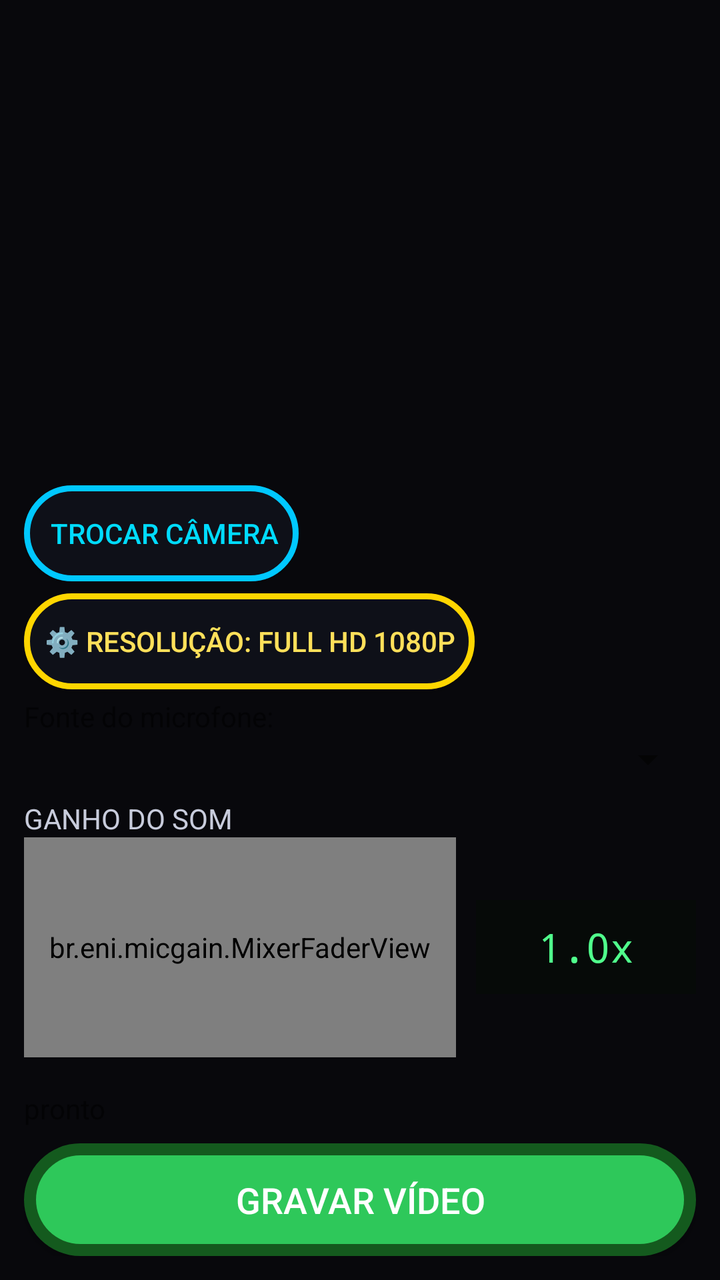
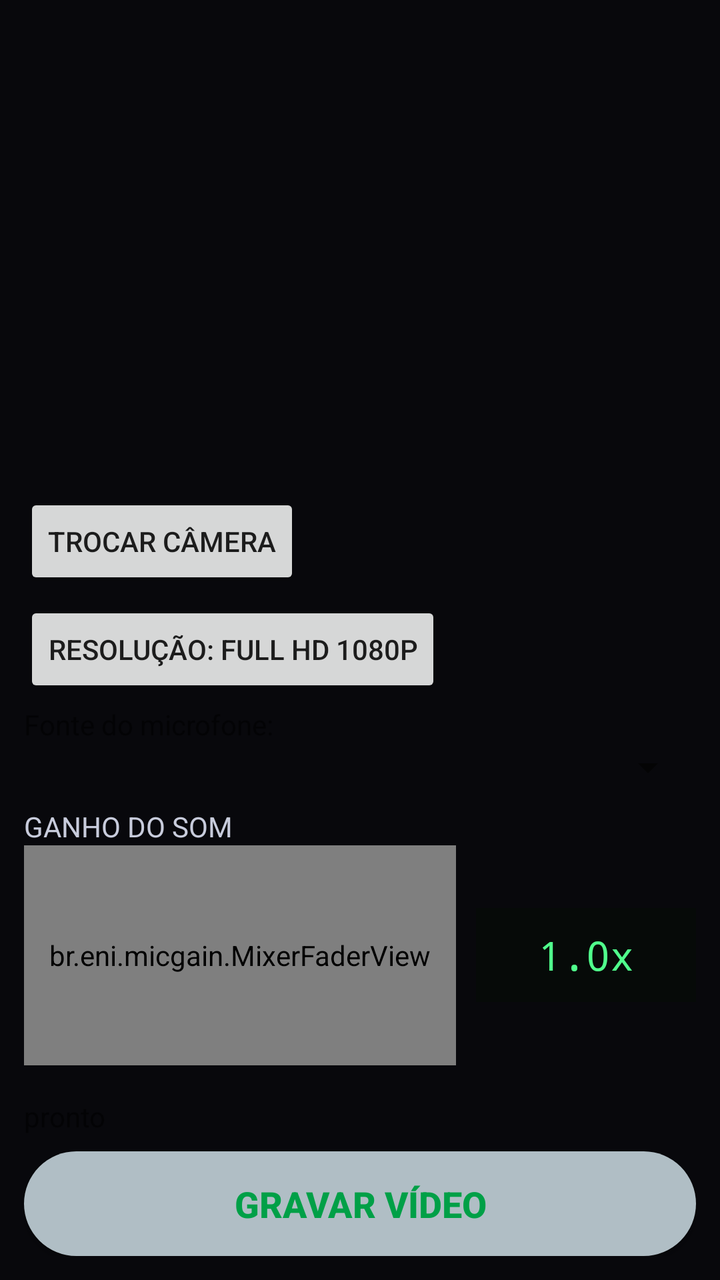

Before-and-after screenshots of an Android layout around one commit, followed by the original layout XML and the change that was made.
<!-- AndroidManifest.xml: application theme Theme.AppCompat.DayNight.NoActionBar -->
<!-- res/layout/activity_main.xml -->
<?xml version="1.0" encoding="utf-8"?>
<LinearLayout xmlns:android="http://schemas.android.com/apk/res/android"
    android:layout_width="match_parent" android:layout_height="match_parent"
    android:orientation="vertical" android:padding="12dp"
    android:keepScreenOn="true"
    android:background="#08080C">
    <TextureView android:id="@+id/tvPreview" android:layout_width="match_parent" android:layout_height="0dp" android:layout_weight="1"/>
    <Button android:id="@+id/btnTroca" android:layout_width="wrap_content" android:layout_height="wrap_content"
        android:background="@drawable/btn_outline_cyan" android:textColor="#00DCFF" android:padding="10dp" android:layout_marginTop="8dp"
        android:text="\uD83D\uDD04 Trocar câmera"/>
    <Button android:id="@+id/btnRes" android:layout_width="wrap_content" android:layout_height="wrap_content"
        android:background="@drawable/btn_outline_yellow" android:textColor="#FFE05A" android:padding="10dp" android:layout_marginTop="6dp"
        android:text="\u2699\uFE0F Resolução: Full HD 1080p"/>
    <TextView android:layout_width="wrap_content" android:layout_height="wrap_content" android:text="Fonte do microfone:" android:layout_marginTop="4dp"/>
    <Spinner android:id="@+id/spFonte" android:layout_width="match_parent" android:layout_height="wrap_content"/>
    <TextView android:layout_width="wrap_content" android:layout_height="wrap_content"
        android:text="GANHO DO SOM" android:textColor="#C8CCDC" android:layout_marginTop="8dp"/>
    <LinearLayout android:layout_width="match_parent" android:layout_height="wrap_content"
        android:orientation="horizontal" android:gravity="center_vertical" android:layout_marginBottom="10dp">
        <br.eni.micgain.MixerFaderView android:id="@+id/faderGanho"
            android:layout_width="0dp" android:layout_weight="1" android:layout_height="110dp"/>
        <TextView android:id="@+id/txtGanho" android:layout_width="110dp" android:layout_height="wrap_content"
            android:text="1.0x" android:textColor="#50FF8C" android:background="#060A08"
            android:gravity="center" android:padding="10dp" android:textSize="20sp" android:fontFamily="monospace"
            android:layout_marginStart="10dp"/>
    </LinearLayout>
    <TextView android:id="@+id/txtStatus" android:layout_width="wrap_content" android:layout_height="wrap_content" android:text="pronto" android:layout_marginTop="6dp"/>
    <Button android:id="@+id/btnRec" android:layout_width="match_parent" android:layout_height="wrap_content"
        android:background="@drawable/btn_gravar_neon" android:textColor="#FFFFFF" android:padding="16dp" android:layout_marginTop="8dp"
        android:textSize="18sp" android:text="GRAVAR VÍDEO"/>
</LinearLayout>
<!-- resources referenced by this layout -->
<resources>
  <!-- drawable btn_gravar_neon (drawable) -->
  <?xml version="1.0" encoding="utf-8"?>
  <layer-list xmlns:android="http://schemas.android.com/apk/res/android">
      <item>
          <shape>
              <solid android:color="#145A1E"/>
              <corners android:radius="44dp"/>
          </shape>
      </item>
      <item android:left="6dp" android:top="6dp" android:right="6dp" android:bottom="6dp">
          <shape>
              <solid android:color="#2EC85A"/>
              <corners android:radius="38dp"/>
          </shape>
      </item>
  </layer-list>
  <!-- drawable btn_outline_cyan (drawable) -->
  <?xml version="1.0" encoding="utf-8"?>
  <shape xmlns:android="http://schemas.android.com/apk/res/android">
      <solid android:color="#0E1018"/>
      <stroke android:width="3dp" android:color="#00C8FF"/>
      <corners android:radius="28dp"/>
  </shape>
  <!-- drawable btn_outline_yellow (drawable) -->
  <?xml version="1.0" encoding="utf-8"?>
  <shape xmlns:android="http://schemas.android.com/apk/res/android">
      <solid android:color="#0E1018"/>
      <stroke android:width="3dp" android:color="#FFD600"/>
      <corners android:radius="28dp"/>
  </shape>
</resources>

<!-- the commit's change to res/layout/activity_main.xml (unified diff, before → after) -->
@@ -6,11 +6,9 @@
     android:background="#08080C">
     <TextureView android:id="@+id/tvPreview" android:layout_width="match_parent" android:layout_height="0dp" android:layout_weight="1"/>
     <Button android:id="@+id/btnTroca" android:layout_width="wrap_content" android:layout_height="wrap_content"
-        android:background="@drawable/btn_outline_cyan" android:textColor="#00DCFF" android:padding="10dp" android:layout_marginTop="8dp"
-        android:text="\uD83D\uDD04 Trocar câmera"/>
+        android:layout_marginTop="8dp" android:text="Trocar câmera"/>
     <Button android:id="@+id/btnRes" android:layout_width="wrap_content" android:layout_height="wrap_content"
-        android:background="@drawable/btn_outline_yellow" android:textColor="#FFE05A" android:padding="10dp" android:layout_marginTop="6dp"
-        android:text="\u2699\uFE0F Resolução: Full HD 1080p"/>
+        android:layout_marginTop="6dp" android:text="Resolução: Full HD 1080p"/>
     <TextView android:layout_width="wrap_content" android:layout_height="wrap_content" android:text="Fonte do microfone:" android:layout_marginTop="4dp"/>
     <Spinner android:id="@+id/spFonte" android:layout_width="match_parent" android:layout_height="wrap_content"/>
     <TextView android:layout_width="wrap_content" android:layout_height="wrap_content"
@@ -26,6 +24,6 @@
     </LinearLayout>
     <TextView android:id="@+id/txtStatus" android:layout_width="wrap_content" android:layout_height="wrap_content" android:text="pronto" android:layout_marginTop="6dp"/>
     <Button android:id="@+id/btnRec" android:layout_width="match_parent" android:layout_height="wrap_content"
-        android:background="@drawable/btn_gravar_neon" android:textColor="#FFFFFF" android:padding="16dp" android:layout_marginTop="8dp"
-        android:textSize="18sp" android:text="GRAVAR VÍDEO"/>
+        android:background="@drawable/btn_gravar_prata" android:textColor="#00A047" android:textStyle="bold"
+        android:textSize="18sp" android:padding="14dp" android:layout_marginTop="8dp" android:text="GRAVAR VÍDEO"/>
 </LinearLayout>
<!-- resource entries referenced after the edit -->
@@ -1,33 +1,9 @@
 <!-- resources referenced by this layout -->
 <resources>
-  <!-- drawable btn_gravar_neon (drawable) -->
-  <?xml version="1.0" encoding="utf-8"?>
-  <layer-list xmlns:android="http://schemas.android.com/apk/res/android">
-      <item>
-          <shape>
-              <solid android:color="#145A1E"/>
-              <corners android:radius="44dp"/>
-          </shape>
-      </item>
-      <item android:left="6dp" android:top="6dp" android:right="6dp" android:bottom="6dp">
-          <shape>
-              <solid android:color="#2EC85A"/>
-              <corners android:radius="38dp"/>
-          </shape>
-      </item>
-  </layer-list>
-  <!-- drawable btn_outline_cyan (drawable) -->
+  <!-- drawable btn_gravar_prata (drawable) -->
   <?xml version="1.0" encoding="utf-8"?>
   <shape xmlns:android="http://schemas.android.com/apk/res/android">
-      <solid android:color="#0E1018"/>
-      <stroke android:width="3dp" android:color="#00C8FF"/>
-      <corners android:radius="28dp"/>
-  </shape>
-  <!-- drawable btn_outline_yellow (drawable) -->
-  <?xml version="1.0" encoding="utf-8"?>
-  <shape xmlns:android="http://schemas.android.com/apk/res/android">
-      <solid android:color="#0E1018"/>
-      <stroke android:width="3dp" android:color="#FFD600"/>
+      <solid android:color="#B0BEC5"/>
       <corners android:radius="28dp"/>
   </shape>
 </resources>
